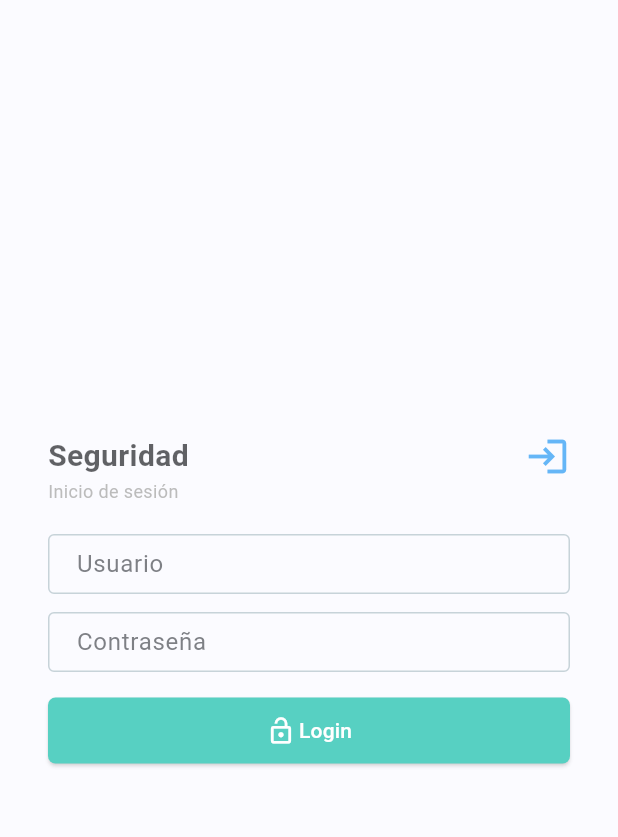
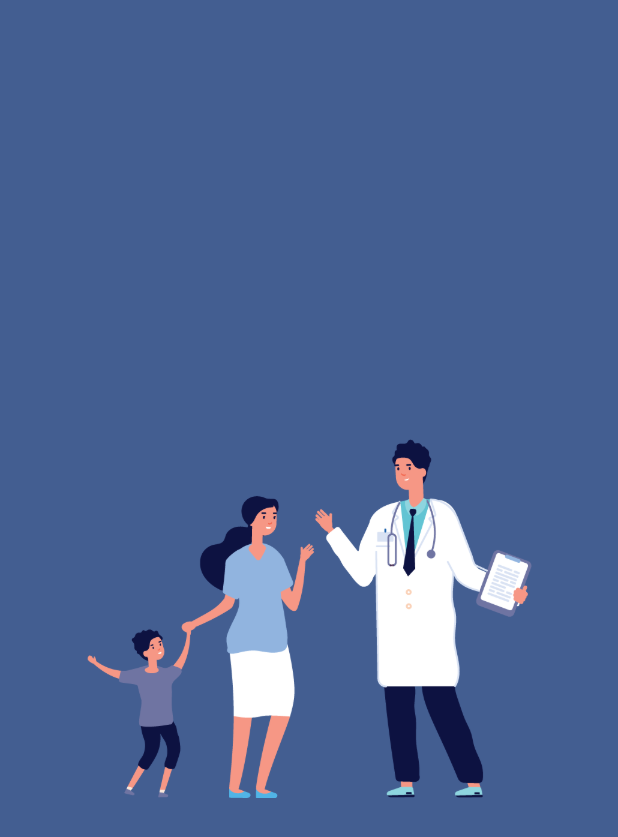
Before and after one commit to Jalter-ego/clinica-flutter, a Flutter app: the first screen one second after launch, on a phone screen of 412 x 824 dp. Shown: the top 837 px of the screen. Run offline on Flutter 3.47's test engine with Material 3 defaults, Android fonts, the phone set to English and light mode, and no system bars; our stand-ins replace flutter_secure_storage, get.

Commit message:
se agrega un splash al entrar a la app

```diff
--- a/lib/main.dart
+++ b/lib/main.dart
@@ -1,23 +1,13 @@
-//lib/main.dart
-import 'package:flutter_frontend/providers/proveedor_usuario.dart';
+import 'package:flutter/material.dart';
+import 'package:get/get.dart';
+import 'screens/login.dart';
+import 'screens/splash.dart'; // Asegúrate de que el archivo es correcto
 import 'screens/home_page.dart';
-import 'screens/login.dart';
-import 'package:flutter/material.dart';
-import 'screens/Registro_de_empleados.dart';
-import 'package:provider/provider.dart';
+import 'screens/registro_de_empleados.dart';
 
 void main() {
-  runApp(MultiProvider(providers: [
-    ChangeNotifierProvider(create: (_) => UserProvider()),
-  ], child: const MyApp()));
-}
-
-class MyApp extends StatelessWidget {
-  const MyApp({super.key});
-
-  @override
-  Widget build(BuildContext context) {
-    return MaterialApp(
+  runApp(
+    GetMaterialApp(
       title: 'Namer App',
       theme: ThemeData(
         useMaterial3: true,
@@ -26,12 +16,15 @@ class MyApp extends StatelessWidget {
         ),
       ),
       initialRoute: '/',
-      routes: {
-        '/': (context) => const LoginPage(),
-        '/home': (context) => const MyHomePage(),
-        '/registro_empleados': (context) => const EmployeeRegistrationPage(),
-      },
+      getPages: [
+        GetPage(name: '/', page: () => SplashScreen()),
+        GetPage(name: '/login', page: () => const LoginPage()),
+        GetPage(name: '/home', page: () => const MyHomePage()),
+        GetPage(
+            name: '/registro_empleados',
+            page: () => const EmployeeRegistrationPage()),
+      ],
       debugShowCheckedModeBanner: false,
-    );
-  }
+    ),
+  );
 }
--- a/lib/screens/drawer.dart
+++ b/lib/screens/drawer.dart
@@ -1,4 +1,6 @@
 import 'package:flutter/material.dart';
+
+import '../utils/assets.dart';
 
 class AppDrawer extends StatelessWidget {
   const AppDrawer({super.key});
@@ -14,7 +16,7 @@ class AppDrawer extends StatelessWidget {
               accountName: Text('Administrador de Sistema'),
               accountEmail: Text('@misadev'),
               currentAccountPicture: CircleAvatar(
-                backgroundImage: AssetImage(''),
+                backgroundImage: AssetImage(Assets.imagesAppLogo),
               ),
               decoration: BoxDecoration(
                 color: Colors.green,
--- /dev/null
+++ b/lib/screens/splash.dart
@@ -0,0 +1,25 @@
+import 'package:flutter/material.dart';
+import 'package:get/get.dart';
+import 'package:flutter_frontend/utils/assets.dart';
+
+class SplashScreen extends StatelessWidget {
+  SplashScreen({Key? key}) : super(key: key);
+
+  @override
+  Widget build(BuildContext context) {
+    Future.delayed(
+      const Duration(seconds: 2),
+      () => Get.offAllNamed('/login'),
+    );
+
+    return Scaffold(
+      backgroundColor: Get.theme.primaryColor,
+      body: Center(
+        child: Image.asset(
+          Assets.imagesAppFondo,
+          scale: 2.5,
+        ),
+      ),
+    );
+  }
+}
--- /dev/null
+++ b/lib/utils/assets.dart
@@ -0,0 +1,6 @@
+class Assets {
+  Assets._();
+  static const String imagesAppIcon = "assets/images/app_icon.png";
+  static const String imagesAppFondo = "assets/images/doctors.png";
+  static const String imagesAppLogo = "assets/images/usuarioLogo.png";
+}
--- a/pubspec.yaml
+++ b/pubspec.yaml
@@ -31,6 +31,7 @@ dependencies:
   flutter:
     sdk: flutter
   http: ^1.2.2
+  get: ^4.6.5
   shared_preferences: ^2.0.15
 
 
@@ -62,6 +63,9 @@ flutter:
   # the material Icons class.
   uses-material-design: true
 
+  assets:
+   - assets/images/
+
   # To add assets to your application, add an assets section, like this:
   # assets:
   #   - images/a_dot_burr.jpeg
```
Also changed, not shown: assets/images/app_icon.png (added), assets/images/doctors.png (added), assets/images/usuarioLogo.png (renamed from lib/screens/usuarioLogo.png), pubspec.lock, 1 other file.
